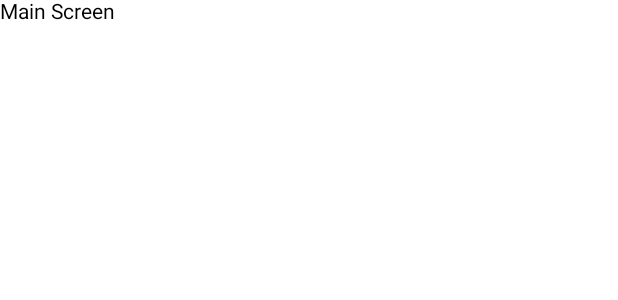
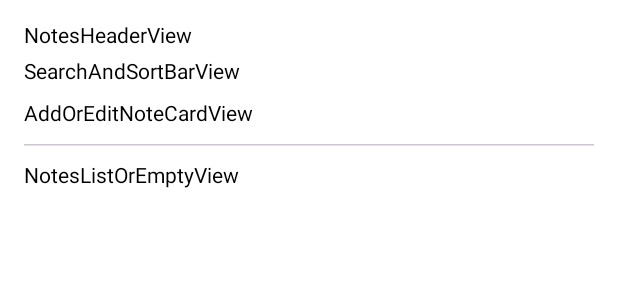
Before and after one commit to infinityvaibhav/notes-app-compose-room, an Android app built with Jetpack Compose: the @Preview function MainScreenPreview, on a phone screen of 412 x 824 dp. Shown: the top 300 px of the screen. Run offline under Robolectric (Android 15) with nearby library versions, the phone set to English and light mode, and no system bars.

Commit message:
[feat] setup Main Screen and viewmodel done

```diff
--- a/app/build.gradle.kts
+++ b/app/build.gradle.kts
@@ -52,4 +52,5 @@ dependencies {
     androidTestImplementation(libs.androidx.junit)
     debugImplementation(libs.androidx.compose.ui.test.manifest)
     debugImplementation(libs.androidx.compose.ui.tooling)
+    implementation(libs.androidx.lifecycle.viewmodel.compose)
 }
--- a/app/src/main/java/com/example/notesapp/data/Note.kt
+++ b/app/src/main/java/com/example/notesapp/data/Note.kt
@@ -9,4 +9,36 @@ data class Note(
     val createdAt: LocalDateTime = LocalDateTime.now(),
     val updatedAt: LocalDateTime = LocalDateTime.now(),
     val isPinned: Boolean = false
-)
+) {
+    companion object {
+        val mockNotes = listOf(
+            Note(
+                id = 1,
+                title = "Grocery List",
+                note = "Buy milk, eggs, bread, butter, and coffee beans.",
+                isPinned = true
+            ),
+            Note(
+                id = 2,
+                title = "Meeting Notes",
+                note = "Discussed Q3 goals, sprint planning, and feature prioritization.",
+                isPinned = true
+            ),
+            Note(
+                id = 3,
+                title = "App Ideas",
+                note = "1. Dark mode support\n2. Export notes to PDF\n3. Tag-based filtering"
+            ),
+            Note(
+                id = 4,
+                title = "Workout Routine",
+                note = "Monday: Upper Body\nWednesday: Lower Body\nFriday: Cardio & Core"
+            ),
+            Note(
+                id = 5,
+                title = "Book Recommendations",
+                note = "1. Clean Code\n2. Pragmatic Programmer\n3. Refactoring"
+            )
+        )
+    }
+}
--- /dev/null
+++ b/app/src/main/java/com/example/notesapp/presentation/AddOrEditNoteCardView.kt
@@ -0,0 +1,10 @@
+package com.example.notesapp.presentation
+
+import androidx.compose.material3.Text
+import androidx.compose.runtime.Composable
+import androidx.compose.ui.Modifier
+
+@Composable
+fun AddOrEditNoteCardView(modifier: Modifier = Modifier) {
+    Text("AddOrEditNoteCardView")
+}
--- a/app/src/main/java/com/example/notesapp/presentation/MainScreen.kt
+++ b/app/src/main/java/com/example/notesapp/presentation/MainScreen.kt
@@ -1,17 +1,45 @@
 package com.example.notesapp.presentation
 
-import androidx.compose.material3.Text
+import androidx.compose.foundation.layout.Column
+import androidx.compose.foundation.layout.Spacer
+import androidx.compose.foundation.layout.fillMaxSize
+import androidx.compose.foundation.layout.height
+import androidx.compose.foundation.layout.padding
+import androidx.compose.material3.HorizontalDivider
 import androidx.compose.runtime.Composable
+import androidx.compose.runtime.remember
 import androidx.compose.ui.Modifier
 import androidx.compose.ui.tooling.preview.Preview
+import androidx.compose.ui.unit.dp
+import androidx.lifecycle.viewmodel.compose.viewModel
 
 @Composable
-fun MainScreen(modifier: Modifier = Modifier) {
-    Text("Main Screen")
+fun MainScreen(
+    modifier: Modifier = Modifier,
+    viewModel: NotesViewModel = viewModel()
+) {
+    Column(
+        modifier = modifier.fillMaxSize().padding(16.dp)
+    ) {
+        NotesHeaderView()
+
+        Spacer(Modifier.height(8.dp))
+
+        SearchAndSortBarView()
+
+        Spacer(Modifier.height(12.dp))
+
+        AddOrEditNoteCardView()
+
+        HorizontalDivider(Modifier.padding(vertical = 12.dp))
+
+        NotesListOrEmptyView()
+    }
 }
 
 @Preview(showBackground = true)
 @Composable
 fun MainScreenPreview() {
-    MainScreen()
+    val viewModel = remember { NotesViewModel() }
+    MainScreen(viewModel = viewModel)
 }
--- /dev/null
+++ b/app/src/main/java/com/example/notesapp/presentation/NotesHeaderView.kt
@@ -0,0 +1,10 @@
+package com.example.notesapp.presentation
+
+import androidx.compose.material3.Text
+import androidx.compose.runtime.Composable
+import androidx.compose.ui.Modifier
+
+@Composable
+fun NotesHeaderView(modifier: Modifier = Modifier) {
+    Text("NotesHeaderView")
+}
--- /dev/null
+++ b/app/src/main/java/com/example/notesapp/presentation/NotesListOrEmptyView.kt
@@ -0,0 +1,10 @@
+package com.example.notesapp.presentation
+
+import androidx.compose.material3.Text
+import androidx.compose.runtime.Composable
+import androidx.compose.ui.Modifier
+
+@Composable
+fun NotesListOrEmptyView(modifier: Modifier = Modifier) {
+    Text("NotesListOrEmptyView")
+}
--- /dev/null
+++ b/app/src/main/java/com/example/notesapp/presentation/NotesViewModel.kt
@@ -0,0 +1,43 @@
+package com.example.notesapp.presentation
+
+import androidx.compose.runtime.getValue
+import androidx.compose.runtime.mutableStateOf
+import androidx.compose.runtime.setValue
+import com.example.notesapp.data.Note
+
+class NotesViewModel {
+    var notes by mutableStateOf(Note.mockNotes)
+
+    var title by mutableStateOf("")
+    var note by mutableStateOf("")
+    var editingNoteId by mutableStateOf<Int?>(null)
+    var sortBy by mutableStateOf("Date") //Sort by date or title
+    var searchQuery by mutableStateOf("")
+    var ascending by mutableStateOf(true)
+
+    // CRUD
+    fun addNote() {
+
+    }
+
+    fun updateNote() {
+
+    }
+
+    fun deleteNote(note: Note) {
+
+    }
+
+    fun editNote(note: Note) {
+
+    }
+
+    fun clearInputs() {
+        title = ""
+        note = ""
+    }
+
+    // Filtering and sorting notes
+    val filteredAndSortedNotes: List<Note>
+        get() = notes
+}
--- /dev/null
+++ b/app/src/main/java/com/example/notesapp/presentation/SearchAndSortBarView.kt
@@ -0,0 +1,10 @@
+package com.example.notesapp.presentation
+
+import androidx.compose.material3.Text
+import androidx.compose.runtime.Composable
+import androidx.compose.ui.Modifier
+
+@Composable
+fun SearchAndSortBarView(modifier: Modifier = Modifier) {
+    Text("SearchAndSortBarView")
+}
--- a/gradle/libs.versions.toml
+++ b/gradle/libs.versions.toml
@@ -24,6 +24,7 @@ androidx-compose-ui-tooling-preview = { group = "androidx.compose.ui", name = "u
 androidx-compose-ui-test-manifest = { group = "androidx.compose.ui", name = "ui-test-manifest" }
 androidx-compose-ui-test-junit4 = { group = "androidx.compose.ui", name = "ui-test-junit4" }
 androidx-compose-material3 = { group = "androidx.compose.material3", name = "material3" }
+androidx-lifecycle-viewmodel-compose = { group = "androidx.lifecycle", name = "lifecycle-viewmodel-compose", version.ref = "lifecycleRuntimeKtx" }
 
 [plugins]
 android-application = { id = "com.android.application", version.ref = "agp" }
```
